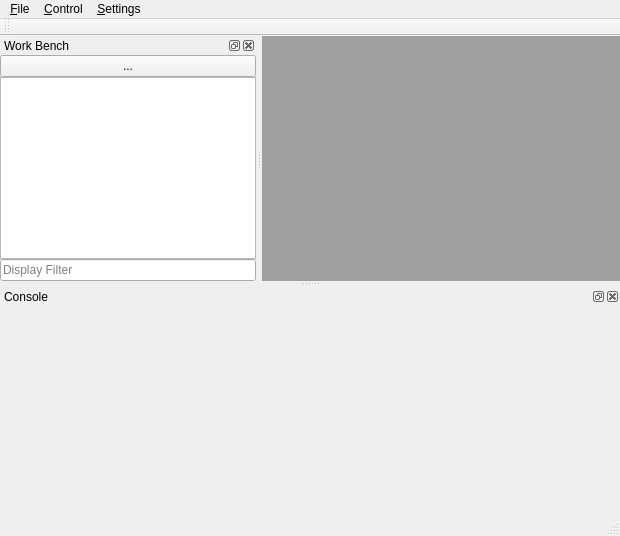
Above: mainwindow.ui from davidaq/Uranus2 before the change. Below: the same form after it.
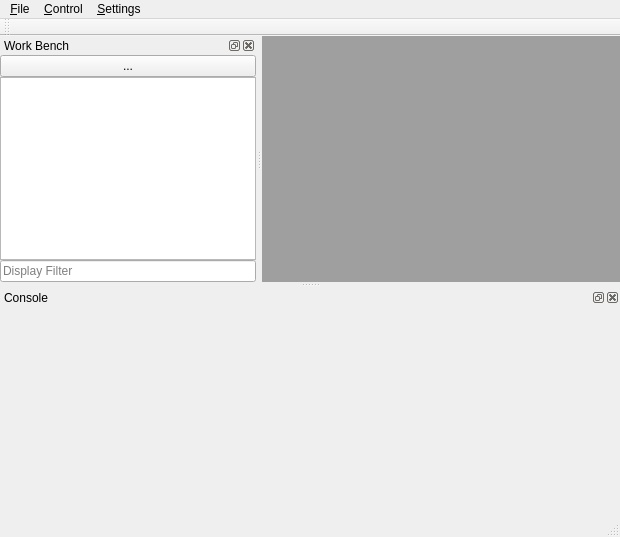
That is the form after the change. Icons and pictures are not drawn. Custom widgets are drawn as their Qt base class.

```diff
--- a/mainwindow.ui
+++ b/mainwindow.ui
@@ -74,7 +74,7 @@
    <property name="minimumSize">
     <size>
      <width>130</width>
-     <height>241</height>
+     <height>246</height>
     </size>
    </property>
    <property name="windowTitle">
@@ -116,27 +116,16 @@
       </widget>
      </item>
      <item row="1" column="0">
-      <widget class="QTreeWidget" name="benchView">
+      <widget class="QTreeView" name="fileView">
        <property name="contextMenuPolicy">
         <enum>Qt::CustomContextMenu</enum>
        </property>
-       <property name="editTriggers">
-        <set>QAbstractItemView::EditKeyPressed</set>
-       </property>
-       <property name="rootIsDecorated">
-        <bool>false</bool>
-       </property>
        <property name="animated">
         <bool>true</bool>
        </property>
        <attribute name="headerVisible">
         <bool>false</bool>
        </attribute>
-       <column>
-        <property name="text">
-         <string>Name</string>
-        </property>
-       </column>
       </widget>
      </item>
     </layout>
```
Left out of the diff: 46 changed lines with no effect on the pictures.
